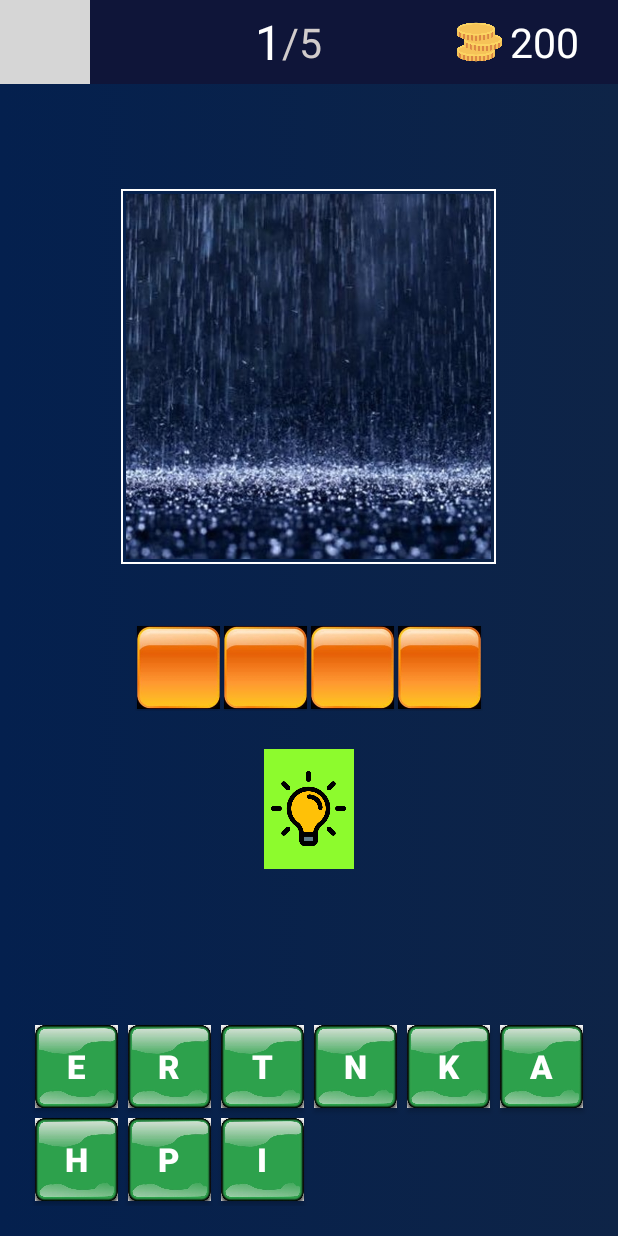
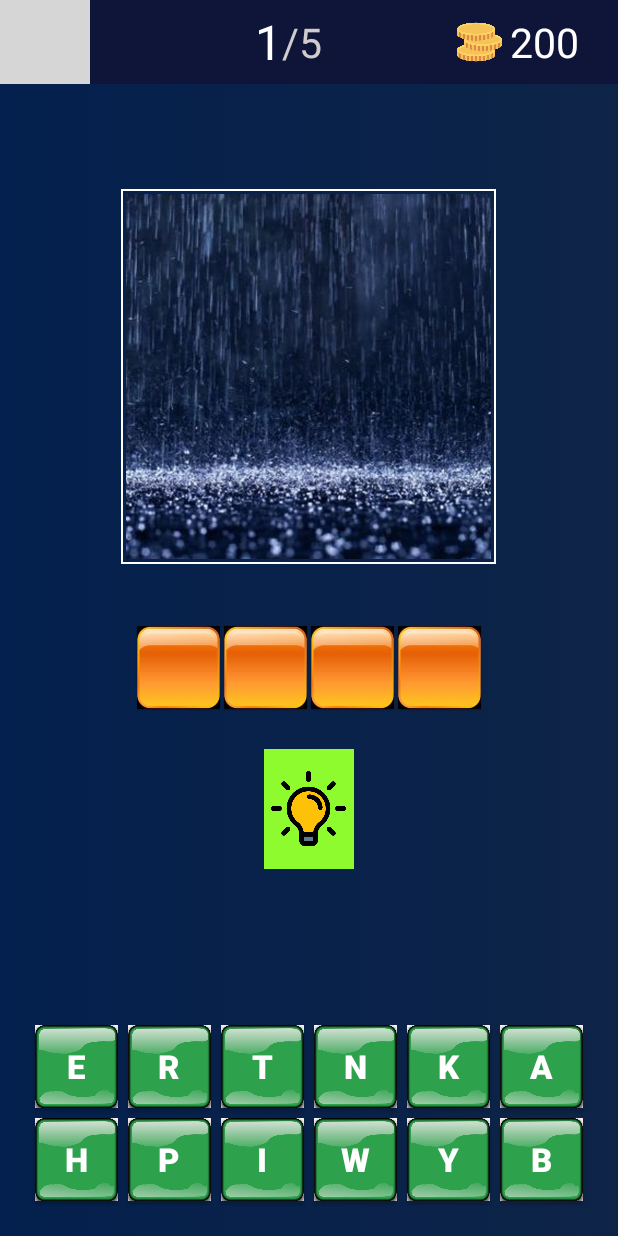
Before and after one commit to mahmud0v/FindTheWord, an Android app: the screen it shows after launch (MainActivity), on a phone screen of 412 x 824 dp. Run offline under Robolectric (Android 15) with nearby library versions, the phone set to English and light mode, and no system bars; grey boxes are pictures that could not be loaded.

Commit message:
add new pic

```diff
--- a/app/build.gradle
+++ b/app/build.gradle
@@ -1,16 +1,15 @@
 plugins {
     id 'com.android.application'
-
 }
 
 android {
-    compileSdkVersion 27
+    compileSdkVersion 30
     buildToolsVersion "30.0.3"
 
     defaultConfig {
         applicationId "com.example.findtheword"
         minSdkVersion 16
-        targetSdkVersion 27
+        targetSdkVersion 30
         versionCode 1
         versionName "1.0"
 
--- a/app/src/main/java/com/example/findtheword/MainActivity.java
+++ b/app/src/main/java/com/example/findtheword/MainActivity.java
@@ -13,6 +13,8 @@ import android.widget.Button;
 import android.widget.ImageView;
 import android.widget.TextView;
 import android.widget.Toast;
+
+import com.google.android.material.snackbar.Snackbar;
 
 import java.util.ArrayList;
 
@@ -38,34 +40,23 @@ public class MainActivity extends AppCompatActivity {
 
     public void createWord() {
         int a = R.drawable.rain;
-        MakeResurce makeResurce = new MakeResurce("rain", "ertnkahpi", a);
+        MakeResurce makeResurce = new MakeResurce("rain", "ertnkahpiwyb", a);
         list.add(makeResurce);
         int s = R.drawable.tree;
         MakeResurce makeResurce5 = new MakeResurce("tree","utimewvreopb",s);
         list.add(makeResurce5);
         int b = R.drawable.sweet;
-        MakeResurce makeResurce1 = new MakeResurce("sweet", "etwkasihpqe", b);
+        MakeResurce makeResurce1 = new MakeResurce("sweet", "etwkasihpqeo", b);
         list.add(makeResurce1);
-        int c = R.drawable.ball;
-        MakeResurce makeResurce2 = new MakeResurce("ball", "hbopliawlvcx", c);
-        list.add(makeResurce2);
-        int g = R.drawable.mouse;
-        MakeResurce makeResurce3 = new MakeResurce("mouse", "opmtoiusnewz", g);
-        list.add(makeResurce3);
+
         int h = R.drawable.java;
         MakeResurce makeResurce4 = new MakeResurce("java", "ljughatveaoz", h);
         list.add(makeResurce4);
         int f = R.drawable.sky;
-        MakeResurce makeResurce6 = new MakeResurce("sky","prodimytswc",f);
+        MakeResurce makeResurce6 = new MakeResurce("sky","prodimytswck",f);
         list.add(makeResurce6);
-        int r = R.drawable.camera;
-        MakeResurce makeResurce7 = new MakeResurce("camera","ayxcoatefmorp",r);
-        int o =R.drawable.google;
-        MakeResurce makeResurce8 = new MakeResurce("google","igopneytoslg",o);
-        list.add(makeResurce8);
-        int p = R.drawable.spotify;
-        MakeResurce makeResurce9 = new MakeResurce("spotify","isokpwygtif",p);
-        list.add(makeResurce9);
+
+
     }
 
     public void nextPage() {
@@ -84,12 +75,12 @@ public class MainActivity extends AppCompatActivity {
     public void initImage() {
             ImageView imageView = findViewById(R.id.image_head);
             imageView.setImageResource(list.get(currentPage).getImage());
+
     }
 
     public void initAnswerButton() {
         ViewGroup viewGroup = findViewById(R.id.container1);
         answerButtons = new Button[viewGroup.getChildCount()];
-
             for (int i = 0; i < viewGroup.getChildCount(); i++) {
                 answerButtons[i] = (Button) viewGroup.getChildAt(i);
                 answerButtons[i].setText("");
@@ -98,7 +89,6 @@ public class MainActivity extends AppCompatActivity {
                     answerButtons[i].setVisibility(View.GONE);
                 }
             }
-
     }
 
     public void initBottomButton() {
@@ -114,8 +104,6 @@ public class MainActivity extends AppCompatActivity {
                 bottomButton[i].setText(str);
             }
         }
-
-
     }
 
     public void clickBottom() {
@@ -155,6 +143,7 @@ public class MainActivity extends AppCompatActivity {
 
             }
         }
+
 
     public boolean fullAnswer() {
             for (int i = 0; i < list.get(currentPage).getAnswer().length(); i++) {
@@ -198,6 +187,8 @@ public class MainActivity extends AppCompatActivity {
             }
         }
 
+
+
     public void help(View view) {
         TextView textView = findViewById(R.id.coin);
         String str = (String) textView.getText();
```
Lines whose indentation alone changed are shown as unchanged.
